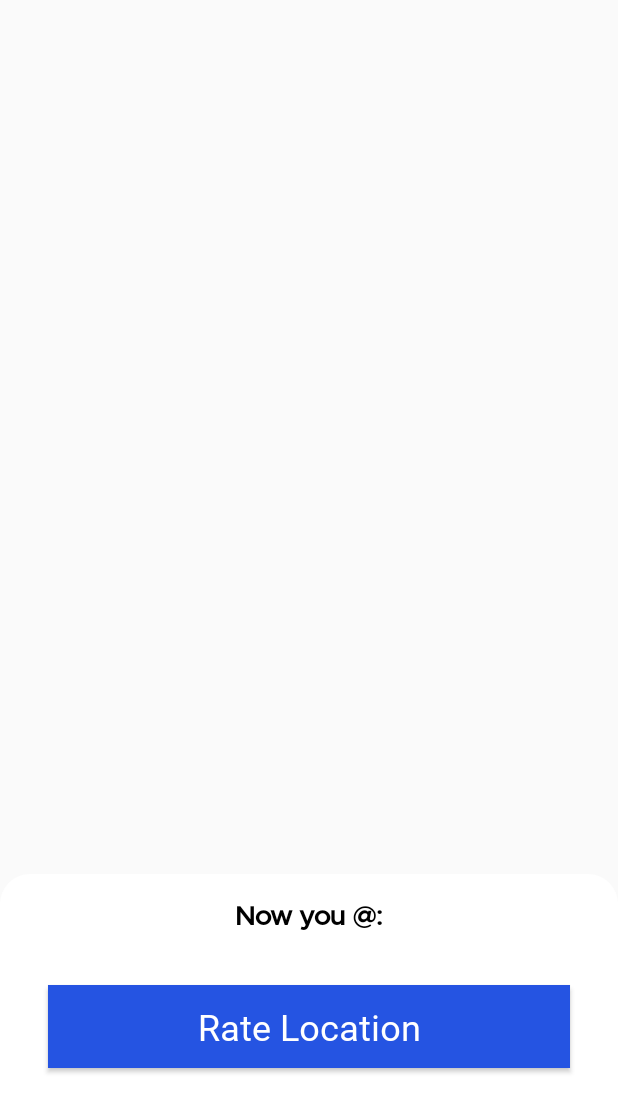
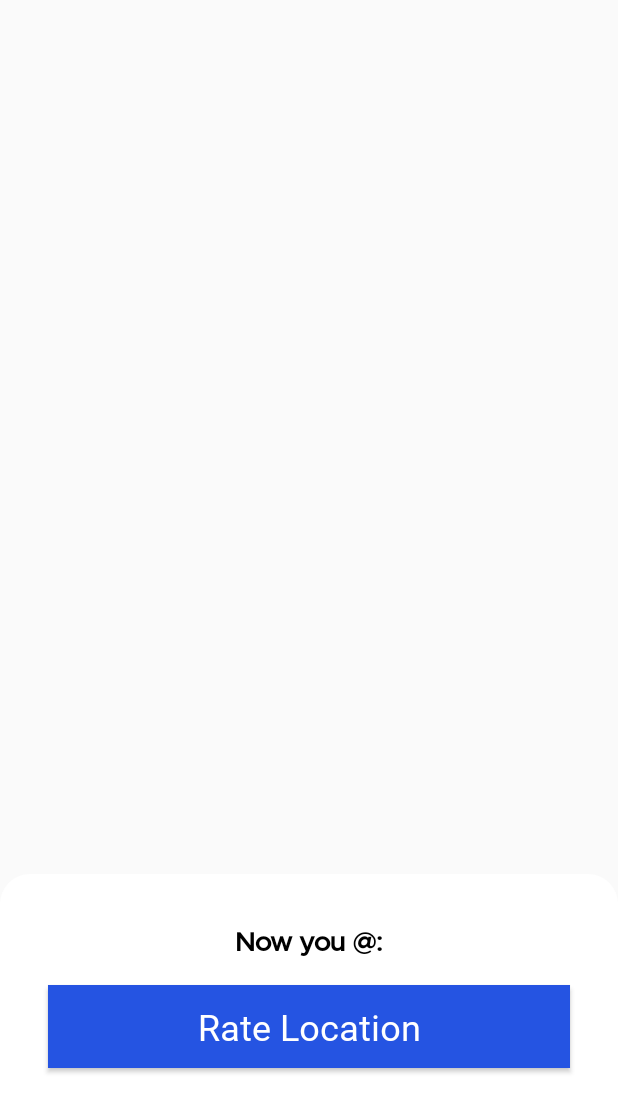
Before and after one commit to prabakarviji/RateSpot, an Android app: the screen it shows after launch once a user with an empty profile is signed in (MapsActivity), on a phone screen of 412 x 824 dp, the part 137-1236 px from its top. Run offline under Robolectric (Android 15) with nearby library versions, the phone set to English and light mode, and no system bars; our stand-ins replace Firebase (no records; nobody signed in at launch, a user with empty details on screens opened directly), data binding.

Commit message:
Map screen changes

```diff
--- a/app/src/main/res/layout/activity_maps.xml
+++ b/app/src/main/res/layout/activity_maps.xml
@@ -91,7 +91,7 @@
         android:textColor="@android:color/black"
         android:textSize="18sp"
         android:textStyle="bold"
-        app:layout_constraintBottom_toTopOf="@+id/button"
+        app:layout_constraintBottom_toTopOf="@+id/rateButton"
         app:layout_constraintEnd_toEndOf="parent"
         app:layout_constraintStart_toStartOf="parent"
         app:layout_constraintTop_toTopOf="@+id/view3" />
```
